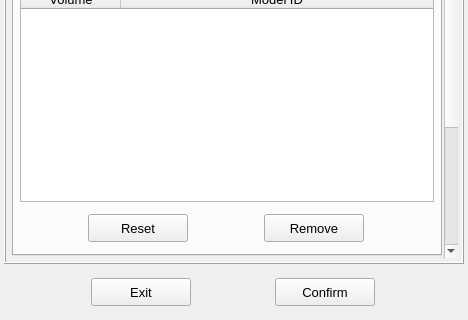
The window that vibra/interface/data/ui_files/model/acoustic/viscous_thermal_model_inputs.ui (MOPT-UFSC/VIBRA) describes before a commit, drawn with Qt 5; both pictures show x 0 to 468 and y 160 to 480 of the 468 by 480 pixel window.
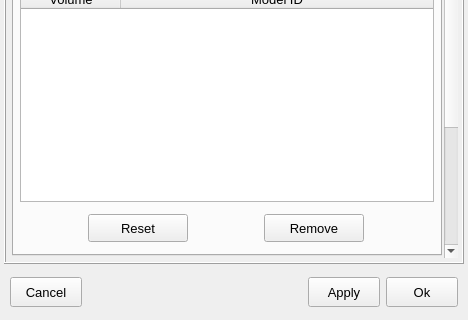
The same window after the commit. The open tabs and pages were chosen to show the change.

Diff of the .ui file:
```diff
--- a/vibra/interface/data/ui_files/model/acoustic/viscous_thermal_model_inputs.ui
+++ b/vibra/interface/data/ui_files/model/acoustic/viscous_thermal_model_inputs.ui
@@ -2006,61 +2006,149 @@
      <property name="frameShadow">
       <enum>QFrame::Raised</enum>
      </property>
-     <layout class="QGridLayout" name="gridLayout_4">
-      <item row="0" column="1">
-       <widget class="QPushButton" name="pushButton_confirm">
+     <layout class="QGridLayout" name="gridLayout_13">
+      <property name="leftMargin">
+       <number>6</number>
+      </property>
+      <property name="topMargin">
+       <number>0</number>
+      </property>
+      <property name="rightMargin">
+       <number>6</number>
+      </property>
+      <property name="bottomMargin">
+       <number>0</number>
+      </property>
+      <property name="verticalSpacing">
+       <number>0</number>
+      </property>
+      <item row="0" column="3">
+       <widget class="QPushButton" name="pushButton_apply_and_close">
         <property name="minimumSize">
          <size>
-          <width>100</width>
-          <height>28</height>
+          <width>72</width>
+          <height>30</height>
          </size>
         </property>
         <property name="maximumSize">
          <size>
-          <width>100</width>
-          <height>28</height>
+          <width>72</width>
+          <height>30</height>
          </size>
         </property>
         <property name="font">
          <font>
           <pointsize>10</pointsize>
+          <italic>false</italic>
+          <bold>false</bold>
          </font>
         </property>
+        <property name="styleSheet">
+         <string notr="true"/>
+        </property>
         <property name="text">
-         <string>Confirm</string>
+         <string>Ok</string>
         </property>
         <property name="autoDefault">
+         <bool>false</bool>
+        </property>
+        <property name="default">
+         <bool>false</bool>
+        </property>
+        <property name="flat">
+         <bool>false</bool>
+        </property>
+       </widget>
+      </item>
+      <item row="0" column="2">
+       <widget class="QPushButton" name="pushButton_apply">
+        <property name="minimumSize">
+         <size>
+          <width>72</width>
+          <height>30</height>
+         </size>
+        </property>
+        <property name="maximumSize">
+         <size>
+          <width>72</width>
+          <height>30</height>
+         </size>
+        </property>
+        <property name="font">
+         <font>
+          <pointsize>10</pointsize>
+          <italic>false</italic>
+          <bold>false</bold>
+         </font>
+        </property>
+        <property name="styleSheet">
+         <string notr="true"/>
+        </property>
+        <property name="text">
+         <string>Apply</string>
+        </property>
+        <property name="autoDefault">
+         <bool>false</bool>
+        </property>
+        <property name="default">
+         <bool>false</bool>
+        </property>
+        <property name="flat">
          <bool>false</bool>
         </property>
        </widget>
       </item>
       <item row="0" column="0">
-       <widget class="QPushButton" name="pushButton_exit">
+       <widget class="QPushButton" name="pushButton_cancel">
         <property name="minimumSize">
          <size>
-          <width>100</width>
-          <height>28</height>
+          <width>72</width>
+          <height>30</height>
          </size>
         </property>
         <property name="maximumSize">
          <size>
-          <width>100</width>
-          <height>28</height>
+          <width>72</width>
+          <height>30</height>
          </size>
         </property>
         <property name="font">
          <font>
           <pointsize>10</pointsize>
+          <italic>false</italic>
+          <bold>false</bold>
          </font>
         </property>
+        <property name="styleSheet">
+         <string notr="true"/>
+        </property>
         <property name="text">
-         <string>Exit</string>
+         <string>Cancel</string>
         </property>
         <property name="autoDefault">
          <bool>false</bool>
         </property>
+        <property name="default">
+         <bool>false</bool>
+        </property>
+        <property name="flat">
+         <bool>false</bool>
+        </property>
        </widget>
       </item>
+      <item row="0" column="1">
+       <spacer name="horizontalSpacer_17">
+        <property name="orientation">
+         <enum>Qt::Orientation::Horizontal</enum>
+        </property>
+        <property name="sizeHint" stdset="0">
+         <size>
+          <width>40</width>
+          <height>20</height>
+         </size>
+        </property>
+       </spacer>
+      </item>
      </layout>
     </widget>
    </item>
```
Left out of the diff: 139 changed lines with no effect on the pictures.
